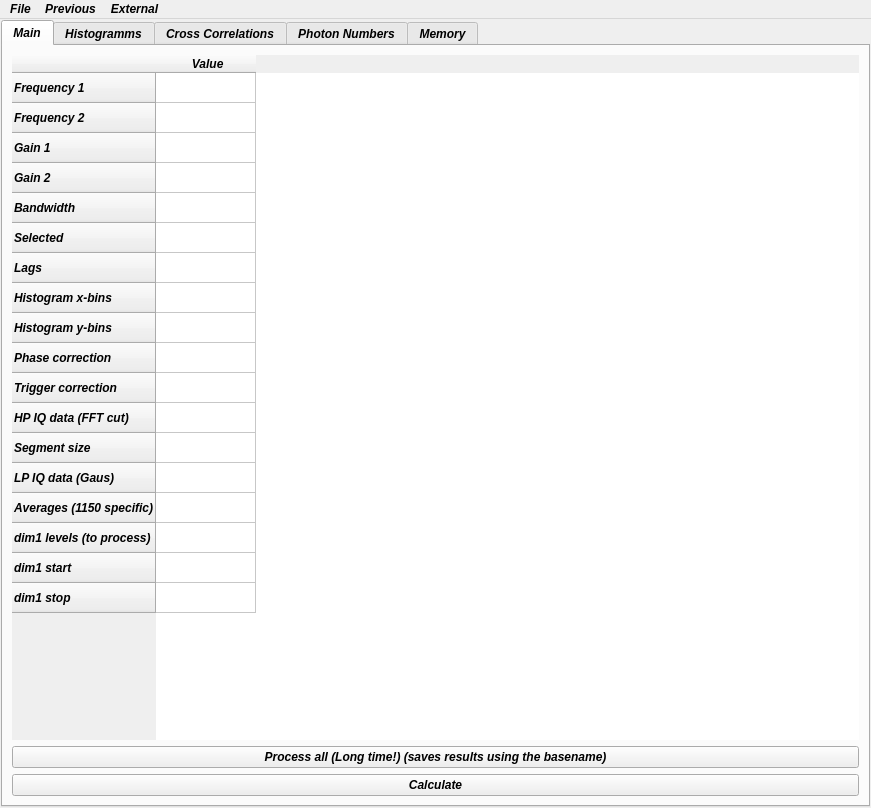
Old version of the form density_matrix/density_matrix.ui in the repository benschneider/sideprojects1.
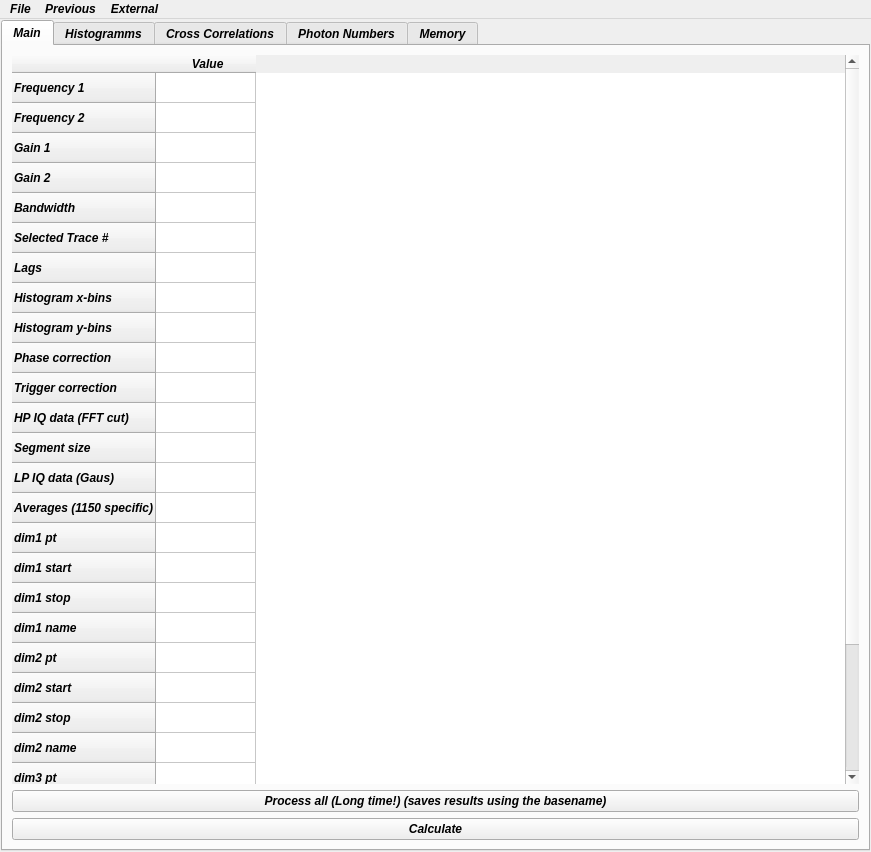
New version of the form. The open tabs and pages were chosen to show the change.

Commit message: Phot-Numbers+Noise

```diff
--- a/density_matrix/density_matrix.ui
+++ b/density_matrix/density_matrix.ui
@@ -7,7 +7,7 @@
     <x>0</x>
     <y>0</y>
     <width>871</width>
-    <height>808</height>
+    <height>852</height>
    </rect>
   </property>
   <property name="font">
@@ -108,7 +108,7 @@
             </row>
             <row>
              <property name="text">
-              <string>Selected</string>
+              <string>Selected Trace #</string>
              </property>
             </row>
             <row>
@@ -158,7 +158,7 @@
             </row>
             <row>
              <property name="text">
-              <string>dim1 levels (to process)</string>
+              <string>dim1 pt</string>
              </property>
             </row>
             <row>
@@ -171,6 +171,56 @@
               <string>dim1 stop</string>
              </property>
             </row>
+            <row>
+             <property name="text">
+              <string>dim1 name</string>
+             </property>
+            </row>
+            <row>
+             <property name="text">
+              <string>dim2 pt</string>
+             </property>
+            </row>
+            <row>
+             <property name="text">
+              <string>dim2 start</string>
+             </property>
+            </row>
+            <row>
+             <property name="text">
+              <string>dim2 stop</string>
+             </property>
+            </row>
+            <row>
+             <property name="text">
+              <string>dim2 name</string>
+             </property>
+            </row>
+            <row>
+             <property name="text">
+              <string>dim3 pt</string>
+             </property>
+            </row>
+            <row>
+             <property name="text">
+              <string>dim3 start</string>
+             </property>
+            </row>
+            <row>
+             <property name="text">
+              <string>dim3 stop</string>
+             </property>
+            </row>
+            <row>
+             <property name="text">
+              <string>dim3 name</string>
+             </property>
+            </row>
+            <row>
+             <property name="text">
+              <string>Process num</string>
+             </property>
+            </row>
             <column>
              <property name="text">
               <string> Value</string>
```
Left out of the diff: 12 changed lines with no effect on the pictures. The commit also changes 2 other files.
